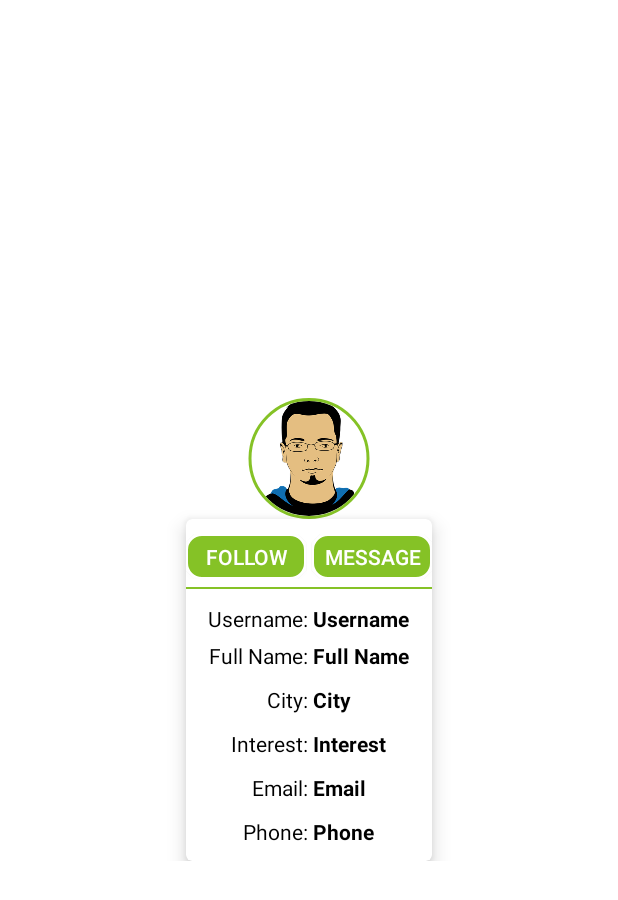
After one commit to zionnite/StartUpIngniteX, an Android app: the layout modal_view_interns_details.xml on its own in the app's theme, with its tools: preview values and no code run, on a phone screen of 412 x 824 dp. The commit adds this screen. Shown: the top 900 px of the screen. Run offline under Robolectric (Android 15) with nearby library versions, the phone set to English and light mode, and no system bars.

Commit message:
Just an update on type of User Category

```diff
--- a/app/src/main/java/xyz/esuku/startupingnitex/Controller/MainActivity.java
+++ b/app/src/main/java/xyz/esuku/startupingnitex/Controller/MainActivity.java
@@ -203,7 +203,7 @@ public class MainActivity extends AppCompatActivity {
 
             popUpDialogPreference();
         }
-
+        //popUpDialogPreference();
     }
 
     public void popUpDialogPreference(){
--- /dev/null
+++ b/app/src/main/res/layout/modal_view_interns_details.xml
@@ -0,0 +1,225 @@
+<?xml version="1.0" encoding="utf-8"?>
+<RelativeLayout xmlns:android="http://schemas.android.com/apk/res/android"
+                android:layout_width="match_parent"
+                android:layout_height="match_parent" xmlns:app="http://schemas.android.com/apk/res-auto"
+                android:background="@color/colorWhite"
+                android:gravity="center"
+                android:layout_gravity="center_horizontal"
+>
+
+
+    <LinearLayout
+            android:layout_width="match_parent"
+            android:layout_height="wrap_content"
+            android:orientation="vertical"
+
+
+    >
+
+        <de.hdodenhof.circleimageview.CircleImageView
+                android:id="@+id/user_image"
+                android:layout_width="96dp"
+                android:layout_height="96dp"
+                android:src="@drawable/user_profile"
+                app:civ_border_width="2dp"
+                app:civ_border_color="@color/colorPrimary"
+                android:paddingTop="15dp"
+                android:layout_gravity="center"
+
+        />
+        <androidx.cardview.widget.CardView
+                android:backgroundTint="@color/colorWhite"
+                android:layout_width="wrap_content"
+                android:layout_height="wrap_content"
+                app:cardElevation="8dp"
+                app:cardCornerRadius="4dp"
+                android:layout_gravity="center"
+                android:paddingLeft="10dp"
+                android:paddingStart="10dp"
+                android:paddingEnd="10dp"
+                android:paddingRight="10dp"
+
+        >
+
+            <LinearLayout
+                    android:layout_width="match_parent"
+                    android:layout_height="wrap_content"
+                    android:orientation="vertical"
+            >
+                <LinearLayout
+                        android:layout_width="wrap_content"
+                        android:layout_height="wrap_content"
+                        android:orientation="horizontal"
+                        android:layout_gravity="center"
+                        android:layout_marginTop="10dp"
+                        android:layout_marginBottom="5dp"
+                >
+                    <androidx.appcompat.widget.AppCompatButton
+                            android:layout_width="80dp"
+                            android:layout_height="30dp"
+                            android:id="@+id/follow_btn"
+                            android:background="@drawable/round_white_primary_background"
+                            android:textColor="@color/colorWhite"
+                            android:text="Follow"
+                            android:padding="3dp"
+
+                    />
+                    <androidx.appcompat.widget.AppCompatButton
+                            android:layout_width="80dp"
+                            android:layout_height="30dp"
+                            android:id="@+id/message_btn"
+                            android:background="@drawable/round_white_primary_background"
+                            android:textColor="@color/colorWhite"
+                            android:text="Message"
+                            android:padding="3dp"
+                            android:layout_marginStart="4dp"
+                    />
+                </LinearLayout>
+                <View
+                        android:layout_width="match_parent"
+                        android:layout_height="1dp"
+                        android:background="@color/colorPrimary"
+                />
+                <LinearLayout
+                        android:layout_width="wrap_content"
+                        android:layout_height="wrap_content"
+                        android:orientation="horizontal"
+                        android:layout_gravity="center"
+                        android:layout_marginTop="10dp"
+                        android:layout_marginBottom="5dp"
+                >
+                    <TextView
+                            android:layout_width="match_parent"
+                            android:layout_height="wrap_content"
+                            android:text="Username: "
+                            android:textColor="@color/colorBlack"
+                    />
+                    <TextView
+                            android:layout_width="match_parent"
+                            android:layout_height="wrap_content"
+                            android:text="Username"
+                            android:textColor="@color/colorBlack"
+                            android:id="@+id/user_name"
+                            android:textStyle="bold"
+                    />
+                </LinearLayout>
+                <LinearLayout
+                        android:layout_width="wrap_content"
+                        android:layout_height="wrap_content"
+                        android:orientation="horizontal"
+                        android:layout_gravity="center"
+                        android:layout_marginTop="0dp"
+                        android:layout_marginBottom="10dp"
+                >
+                    <TextView
+                            android:layout_width="match_parent"
+                            android:layout_height="wrap_content"
+                            android:text="Full Name: "
+                            android:textColor="@color/colorBlack"
+                    />
+                    <TextView
+                            android:layout_width="match_parent"
+                            android:layout_height="wrap_content"
+                            android:text="Full Name"
+                            android:textColor="@color/colorBlack"
+                            android:id="@+id/full_name"
+                            android:textStyle="bold"
+                    />
+                </LinearLayout>
+                <LinearLayout
+                        android:layout_width="wrap_content"
+                        android:layout_height="wrap_content"
+                        android:orientation="horizontal"
+                        android:layout_gravity="center"
+                        android:layout_marginTop="0dp"
+                        android:layout_marginBottom="10dp"
+                >
+                    <TextView
+                            android:layout_width="match_parent"
+                            android:layout_height="wrap_content"
+                            android:text="City: "
+                            android:textColor="@color/colorBlack"
+                    />
+                    <TextView
+                            android:layout_width="match_parent"
+                            android:layout_height="wrap_content"
+                            android:text="City"
+                            android:textColor="@color/colorBlack"
+                            android:id="@+id/city"
+                            android:textStyle="bold"
+                    />
+                </LinearLayout>
+                <LinearLayout
+                        android:layout_width="wrap_content"
+                        android:layout_height="wrap_content"
+                        android:orientation="horizontal"
+                        android:layout_gravity="center"
+                        android:layout_marginTop="0dp"
+                        android:layout_marginBottom="10dp"
+                >
+                    <TextView
+                            android:layout_width="match_parent"
+                            android:layout_height="wrap_content"
+                            android:text="Interest: "
+                            android:textColor="@color/colorBlack"
+                    />
+                    <TextView
+                            android:layout_width="match_parent"
+                            android:layout_height="wrap_content"
+                            android:text="Interest"
+                            android:textColor="@color/colorBlack"
+                            android:id="@+id/interest"
+                            android:textStyle="bold"
+                    />
+                </LinearLayout>
+                <LinearLayout
+                        android:layout_width="wrap_content"
+                        android:layout_height="wrap_content"
+                        android:orientation="horizontal"
+                        android:layout_gravity="center"
+                        android:layout_marginTop="0dp"
+                        android:layout_marginBottom="10dp"
+                >
+                    <TextView
+                            android:layout_width="match_parent"
+                            android:layout_height="wrap_content"
+                            android:text="Email: "
+                            android:textColor="@color/colorBlack"
+                    />
+                    <TextView
+                            android:layout_width="match_parent"
+                            android:layout_height="wrap_content"
+                            android:text="Email"
+                            android:textColor="@color/colorBlack"
+                            android:id="@+id/email"
+                            android:textStyle="bold"
+                    />
+                </LinearLayout>
+                <LinearLayout
+                        android:layout_width="wrap_content"
+                        android:layout_height="wrap_content"
+                        android:orientation="horizontal"
+                        android:layout_gravity="center"
+                        android:layout_marginTop="0dp"
+                        android:layout_marginBottom="10dp"
+                >
+                    <TextView
+                            android:layout_width="match_parent"
+                            android:layout_height="wrap_content"
+                            android:text="Phone: "
+                            android:textColor="@color/colorBlack"
+                    />
+                    <TextView
+                            android:layout_width="match_parent"
+                            android:layout_height="wrap_content"
+                            android:text="Phone"
+                            android:textColor="@color/colorBlack"
+                            android:id="@+id/phone"
+                            android:textStyle="bold"
+                    />
+                </LinearLayout>
+            </LinearLayout>
+
+        </androidx.cardview.widget.CardView>
+    </LinearLayout>
+</RelativeLayout>
```
Also changed, not shown: app/src/main/java/xyz/esuku/startupingnitex/Adapter/InternshipAdapter.java (added, +48 -0 lines), app/src/main/java/xyz/esuku/startupingnitex/ItemClicked/InternshipItemClickListener.java (added, +8 -0 lines), app/src/main/java/xyz/esuku/startupingnitex/Model/InternshipModel.java (added, +108 -0 lines), app/src/main/res/layout/activity_intenship.xml (+98 -2 lines), app/src/main/res/layout/internship_item_list.xml (added, +74 -0 lines).
